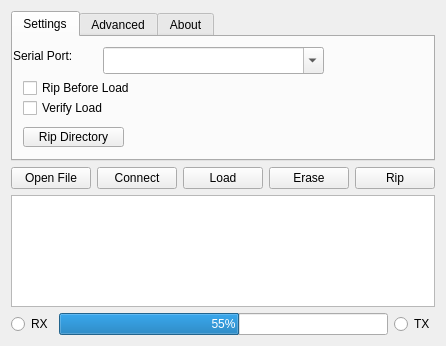
Qt form src/freeemsLoader.ui (seank/freeems-loader) before a commit.
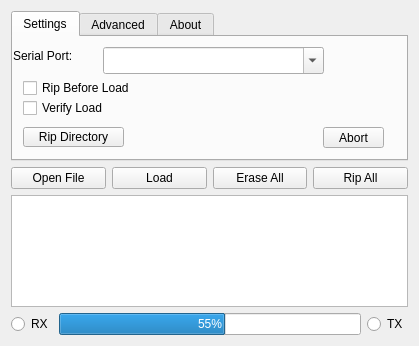
The same form after that commit. Icons and pictures are not drawn.

Commit message: When loading, the page is erased as it is called vs doing a full erase.  If you want to do a full erase, use the full erase button. The loader now attempts to go-hard vs inching its way in, by connecting first then waiting, for your input. If you notice bugs, please let me know, but until I'm done with automated testing please don't waste your time hunting for bugs.

Patch:
```diff
--- a/src/freeemsLoader.ui
+++ b/src/freeemsLoader.ui
@@ -63,7 +63,7 @@
         <rect>
          <x>10</x>
          <y>40</y>
-         <width>201</width>
+         <width>131</width>
          <height>22</height>
         </rect>
        </property>
@@ -79,7 +79,7 @@
         <rect>
          <x>10</x>
          <y>60</y>
-         <width>141</width>
+         <width>101</width>
          <height>22</height>
         </rect>
        </property>
@@ -93,8 +93,8 @@
       <widget class="QLabel" name="label">
        <property name="geometry">
         <rect>
-         <x>180</x>
-         <y>50</y>
+         <x>140</x>
+         <y>40</y>
          <width>171</width>
          <height>51</height>
         </rect>
@@ -122,6 +122,19 @@
         <string>Rip Directory</string>
        </property>
       </widget>
+      <widget class="QPushButton" name="pushAbort">
+       <property name="geometry">
+        <rect>
+         <x>310</x>
+         <y>90</y>
+         <width>61</width>
+         <height>21</height>
+        </rect>
+       </property>
+       <property name="text">
+        <string>Abort</string>
+       </property>
+      </widget>
      </widget>
      <widget class="QWidget" name="tab_2">
       <attribute name="title">
@@ -323,16 +336,6 @@
        </property>
       </widget>
      </item>
-     <item>
-      <widget class="QPushButton" name="pushConnect">
-       <property name="styleSheet">
-        <string notr="true">font: 10pt &quot;Bitstream Charter&quot;;</string>
-       </property>
-       <property name="text">
-        <string>Connect</string>
-       </property>
-      </widget>
-     </item>
      <item>
       <widget class="QPushButton" name="pushLoad">
        <property name="styleSheet">
@@ -349,7 +352,7 @@
         <string notr="true">font: 10pt &quot;Bitstream Charter&quot;;</string>
        </property>
        <property name="text">
-        <string>Erase</string>
+        <string>Erase All</string>
        </property>
       </widget>
      </item>
@@ -359,7 +362,7 @@
         <string notr="true">font: 10pt &quot;Bitstream Charter&quot;;</string>
        </property>
        <property name="text">
-        <string>Rip</string>
+        <string>Rip All</string>
        </property>
       </widget>
      </item>
```
Left out of the diff: 32 changed lines with no effect on the pictures. The commit also changes 4 other files.
